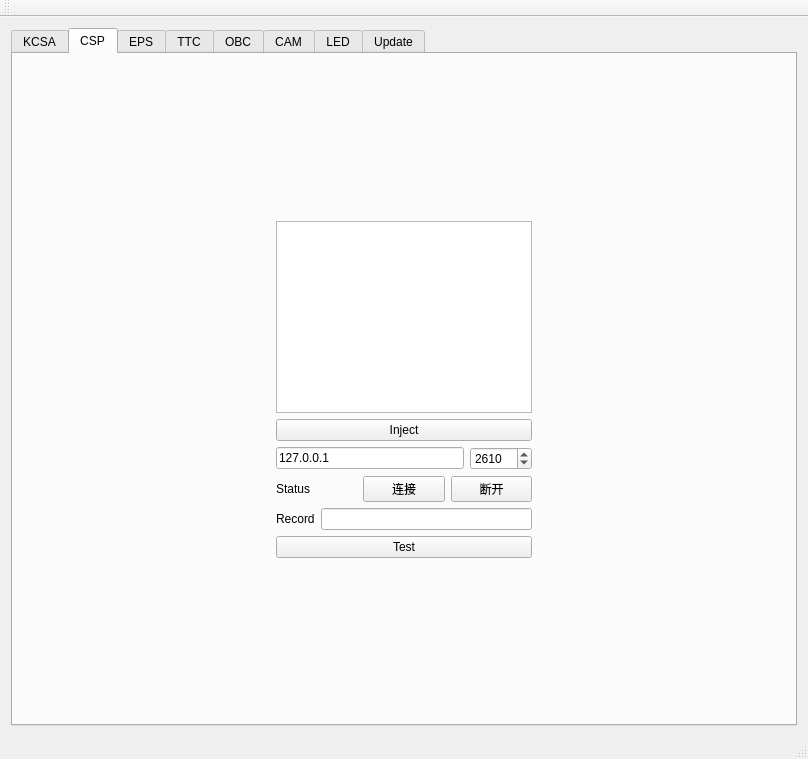
Before: the Qt Designer form host/KS1GCS/mainwindow.ui in opensatellite/KS-1Q, drawn with Qt 5.
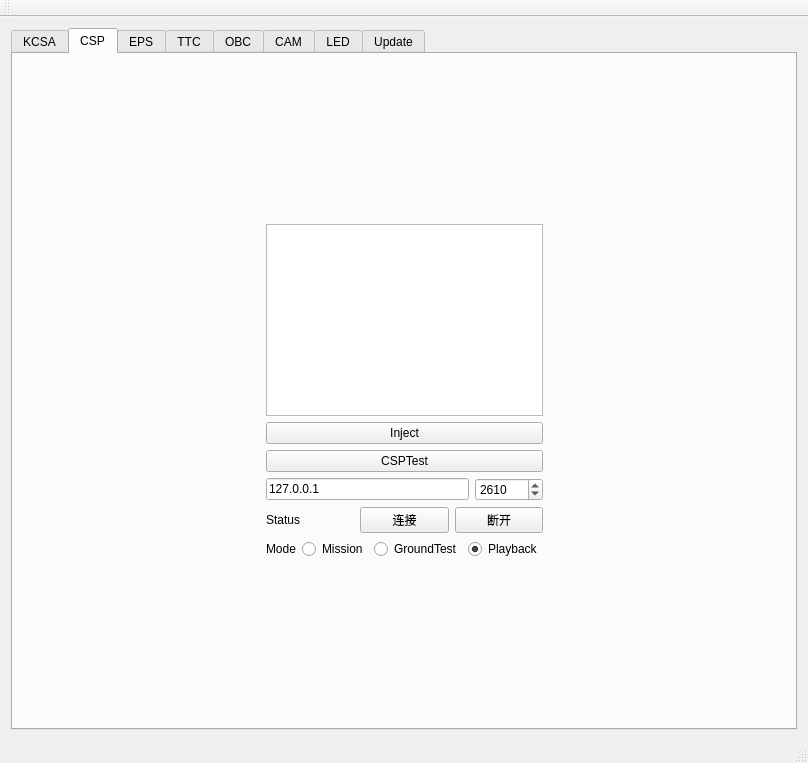
After: the same form once the commit is applied.

Diff of the .ui file:
```diff
--- a/host/KS1GCS/mainwindow.ui
+++ b/host/KS1GCS/mainwindow.ui
@@ -7,7 +7,7 @@
     <x>0</x>
     <y>0</y>
     <width>808</width>
-    <height>759</height>
+    <height>763</height>
    </rect>
   </property>
   <property name="windowTitle">
@@ -39,7 +39,7 @@
         <string>CSP</string>
        </attribute>
        <layout class="QGridLayout" name="gridLayout_4">
-        <item row="5" column="0">
+        <item row="6" column="0">
          <spacer name="horizontalSpacer_2">
           <property name="orientation">
            <enum>Qt::Horizontal</enum>
@@ -52,7 +52,7 @@
           </property>
          </spacer>
         </item>
-        <item row="5" column="2">
+        <item row="6" column="2">
          <spacer name="horizontalSpacer">
           <property name="orientation">
            <enum>Qt::Horizontal</enum>
@@ -65,7 +65,7 @@
           </property>
          </spacer>
         </item>
-        <item row="3" column="1">
+        <item row="4" column="1">
          <layout class="QHBoxLayout" name="horizontalLayout" stretch="3,1">
           <item>
            <widget class="QLineEdit" name="tcphost">
@@ -89,7 +89,7 @@
           </item>
          </layout>
         </item>
-        <item row="5" column="1">
+        <item row="6" column="1">
          <layout class="QHBoxLayout" name="horizontalLayout_4">
           <item>
            <widget class="QLabel" name="tcpstatus">
@@ -127,7 +127,7 @@
           </property>
          </spacer>
         </item>
-        <item row="12" column="1">
+        <item row="13" column="1">
          <spacer name="verticalSpacer_4">
           <property name="orientation">
            <enum>Qt::Vertical</enum>
@@ -140,27 +140,44 @@
           </property>
          </spacer>
         </item>
-        <item row="7" column="1">
-         <layout class="QHBoxLayout" name="horizontalLayout_6">
+        <item row="8" column="1">
+         <layout class="QHBoxLayout" name="mode_select">
           <item>
            <widget class="QLabel" name="label_2">
             <property name="text">
-             <string>Record</string>
+             <string>Mode</string>
             </property>
            </widget>
           </item>
           <item>
-           <widget class="QLineEdit" name="lineEdit_18"/>
+           <widget class="QRadioButton" name="mode_mission">
+            <property name="text">
+             <string>Mission</string>
+            </property>
+           </widget>
+          </item>
+          <item>
+           <widget class="QRadioButton" name="mode_groundtest">
+            <property name="text">
+             <string>GroundTest</string>
+            </property>
+            <property name="checked">
+             <bool>false</bool>
+            </property>
+           </widget>
+          </item>
+          <item>
+           <widget class="QRadioButton" name="mode_groundtest_2">
+            <property name="text">
+             <string>Playback</string>
+            </property>
+            <property name="checked">
+             <bool>true</bool>
+            </property>
+           </widget>
           </item>
          </layout>
         </item>
-        <item row="8" column="1">
-         <widget class="QPushButton" name="csptest">
-          <property name="text">
-           <string>Test</string>
-          </property>
-         </widget>
-        </item>
         <item row="1" column="1">
          <widget class="QTextEdit" name="binaryEditor"/>
         </item>
@@ -171,6 +188,13 @@
           </property>
          </widget>
         </item>
+        <item row="3" column="1">
+         <widget class="QPushButton" name="csptest">
+          <property name="text">
+           <string>CSPTest</string>
+          </property>
+         </widget>
+        </item>
        </layout>
       </widget>
       <widget class="QWidget" name="eps">
```
Left out of the diff: 2 changed lines with no effect on the pictures.
